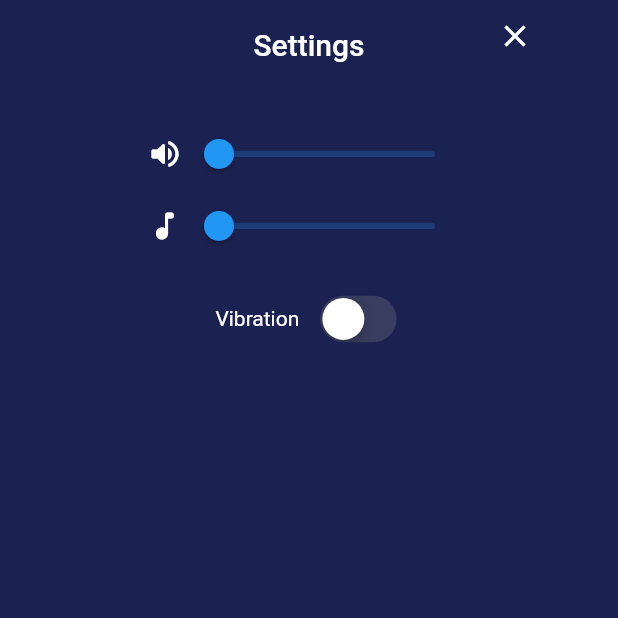
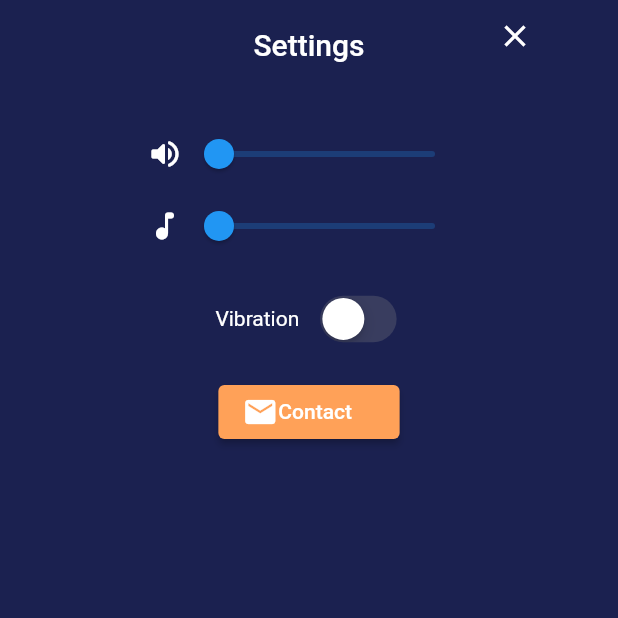
Before and after one commit to yagizdo/tictactoe-multiplayer-game, a Flutter app: the SettingsContent screen opened directly, on a phone screen of 412 x 824 dp, the top half of it. Run offline on Flutter 3.47's test engine with Material 2 defaults, Android fonts, the phone set to English and light mode, and no system bars; our stand-ins replace easy_localization, flutter_mobx, flutter_screenutil, flutter_svg, get_it, internet_connection_checker and 3 more; generated files the repository leaves out were written again.

Commit message:
added settings contact button component

```diff
--- /dev/null
+++ b/lib/widget/settings_popup/settings_contact_button.dart
@@ -0,0 +1,22 @@
+import 'package:flutter/material.dart';
+import 'package:flutter_screenutil/flutter_screenutil.dart';
+
+import '../../constants/app_theme.dart';
+
+class SettingsContactButton extends StatelessWidget {
+  const SettingsContactButton({Key? key}) : super(key: key);
+
+  @override
+  Widget build(BuildContext context) {
+    return SizedBox(
+      width: 110.w,
+      child: ElevatedButton(
+          style:
+              ButtonStyle(backgroundColor: MaterialStateProperty.all(orange)),
+          onPressed: () {},
+          child: Row(
+            children: const [Icon(Icons.mail), Text('Contact')],
+          )),
+    );
+  }
+}
--- a/lib/widget/settings_popup/settings_content.dart
+++ b/lib/widget/settings_popup/settings_content.dart
@@ -6,6 +6,7 @@ import 'package:tictactoe_multiplayer_game/widget/settings_popup/settings_vibrat
 
 import '../../constants/app_constants.dart';
 import '../../constants/app_theme.dart';
+import 'settings_contact_button.dart';
 
 class SettingsContent extends StatelessWidget {
   const SettingsContent({Key? key}) : super(key: key);
@@ -39,6 +40,8 @@ class SettingsContent extends StatelessWidget {
                 const SettingsSoundComponent(),
                 height15,
                 const SettingsVibrationComponent(),
+                height15,
+                const SettingsContactButton(),
               ],
             ),
           ),
```
